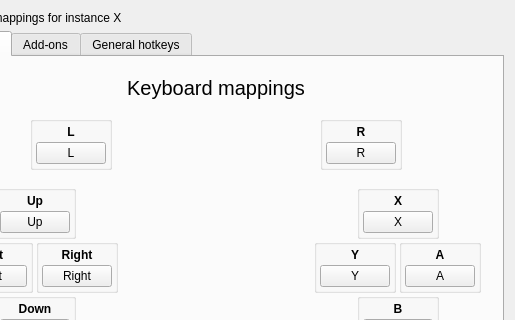
The window that src/frontend/qt_sdl/InputConfig/InputConfigDialog.ui (melonDS-emu/melonDS) describes before a commit, drawn with Qt 5; both pictures show x 83 to 598 and y 0 to 320 of the 598 by 525 pixel window.
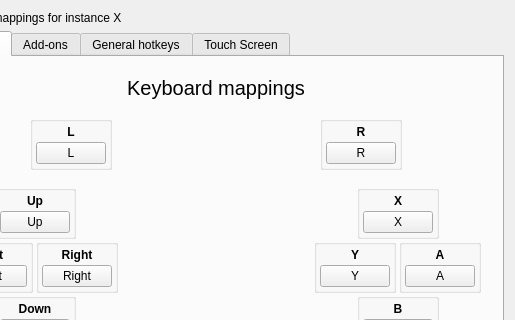
The same window after the commit. Icons and pictures are not drawn.

Diff of the .ui file:
```diff
--- a/src/frontend/qt_sdl/InputConfig/InputConfigDialog.ui
+++ b/src/frontend/qt_sdl/InputConfig/InputConfigDialog.ui
@@ -2277,6 +2277,11 @@
        <string>General hotkeys</string>
       </attribute>
      </widget>
+     <widget class="QWidget" name="tabTouchScreen">
+      <attribute name="title">
+       <string>Touch Screen</string>
+      </attribute>
+     </widget>
     </widget>
    </item>
    <item row="7" column="0" colspan="2">
```
